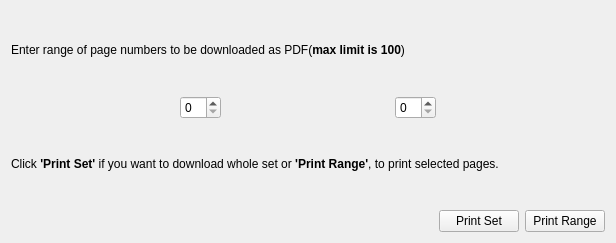
Above: FrameWorkCode/pdfrangedialog.ui from UDAAN-LEAP/leap-pe-tool before the change. Below: the same form after it.
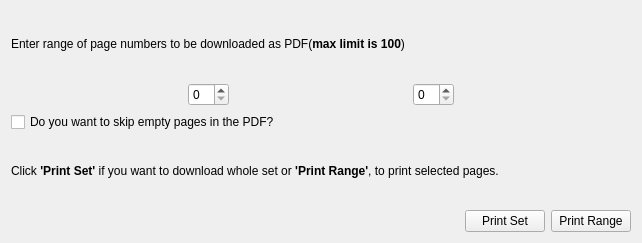
That is the form after the change.

Commit message: option to skip empty pages in pdf

```diff
--- a/FrameWorkCode/pdfrangedialog.ui
+++ b/FrameWorkCode/pdfrangedialog.ui
@@ -6,7 +6,7 @@
    <rect>
     <x>0</x>
     <y>0</y>
-    <width>616</width>
+    <width>642</width>
     <height>243</height>
    </rect>
   </property>
@@ -80,6 +80,13 @@
      </item>
     </layout>
    </item>
+   <item>
+    <widget class="QCheckBox" name="checkBox">
+     <property name="text">
+      <string>Do you want to skip empty pages in the PDF?</string>
+     </property>
+    </widget>
+   </item>
    <item>
     <widget class="QLabel" name="info_2">
      <property name="text">
```
The commit also changes 3 other files.
